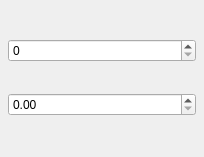
The window that src/Interface/Application/SeedPointsPreferencesWidget.ui (SCIInstitute/Seg3D) describes before a commit, drawn with Qt 5.
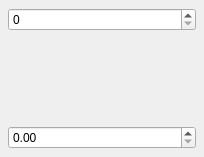
The same window after the commit.

Diff of the .ui file:
```diff
--- a/src/Interface/Application/SeedPointsPreferencesWidget.ui
+++ b/src/Interface/Application/SeedPointsPreferencesWidget.ui
@@ -80,6 +80,19 @@
          <item>
           <widget class="QSpinBox" name="size_spinbox_"/>
          </item>
+         <item>
+          <spacer name="verticalSpacer">
+           <property name="orientation">
+            <enum>Qt::Vertical</enum>
+           </property>
+           <property name="sizeHint" stdset="0">
+            <size>
+             <width>20</width>
+             <height>40</height>
+            </size>
+           </property>
+          </spacer>
+         </item>
          <item>
           <widget class="QDoubleSpinBox" name="thickness_spinbox_"/>
          </item>
```
